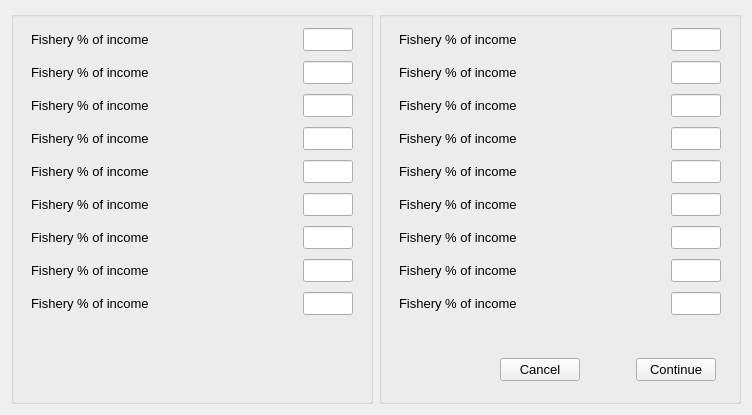
This is oom_st_kitts_nevis/Interview/rec_cpfv.ui in Ecotrust/openoceanmap-desktop as Qt 5 draws it before an edit. The edited form follows.
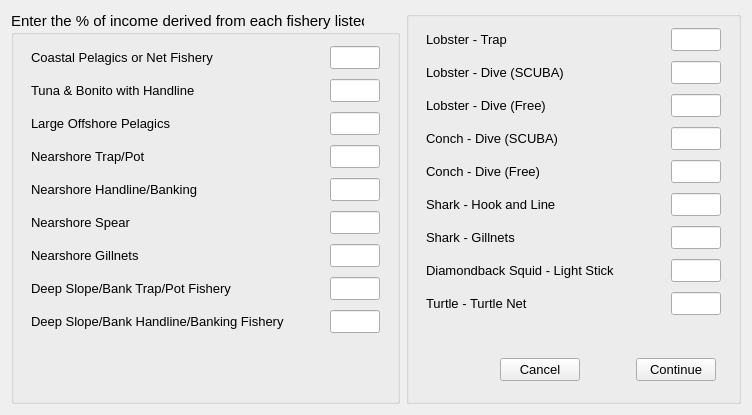
This is the edited form.

Commit message: first pass st kitts fishery names

Diff of the .ui file:
```diff
--- a/oom_st_kitts_nevis/Interview/rec_cpfv.ui
+++ b/oom_st_kitts_nevis/Interview/rec_cpfv.ui
@@ -24,7 +24,7 @@
       </font>
      </property>
      <property name="title" >
-      <string/>
+      <string>Enter the % of income derived from each fishery listed</string>
      </property>
      <layout class="QVBoxLayout" name="verticalLayout_2" >
       <item>
@@ -71,7 +71,7 @@
                </font>
               </property>
               <property name="text" >
-               <string>Fishery % of income</string>
+               <string>Coastal Pelagics or Net Fishery</string>
               </property>
              </widget>
             </item>
@@ -153,7 +153,7 @@
                </font>
               </property>
               <property name="text" >
-               <string>Fishery % of income</string>
+               <string>Tuna &amp; Bonito with Handline</string>
               </property>
              </widget>
             </item>
@@ -235,7 +235,7 @@
                </font>
               </property>
               <property name="text" >
-               <string>Fishery % of income</string>
+               <string>Large Offshore Pelagics</string>
               </property>
              </widget>
             </item>
@@ -317,7 +317,7 @@
                </font>
               </property>
               <property name="text" >
-               <string>Fishery % of income</string>
+               <string>Nearshore Trap/Pot</string>
               </property>
              </widget>
             </item>
@@ -399,7 +399,7 @@
                </font>
               </property>
               <property name="text" >
-               <string>Fishery % of income</string>
+               <string>Nearshore Handline/Banking</string>
               </property>
              </widget>
             </item>
@@ -481,7 +481,7 @@
                </font>
               </property>
               <property name="text" >
-               <string>Fishery % of income</string>
+               <string>Nearshore Spear</string>
               </property>
              </widget>
             </item>
@@ -563,7 +563,7 @@
                </font>
               </property>
               <property name="text" >
-               <string>Fishery % of income</string>
+               <string>Nearshore Gillnets</string>
               </property>
              </widget>
             </item>
@@ -645,7 +645,7 @@
                </font>
               </property>
               <property name="text" >
-               <string>Fishery % of income</string>
+               <string>Deep Slope/Bank Trap/Pot Fishery</string>
               </property>
              </widget>
             </item>
@@ -727,7 +727,7 @@
                </font>
               </property>
               <property name="text" >
-               <string>Fishery % of income</string>
+               <string>Deep Slope/Bank Handline/Banking Fishery</string>
               </property>
              </widget>
             </item>
@@ -836,7 +836,7 @@
                </font>
               </property>
               <property name="text" >
-               <string>Fishery % of income</string>
+               <string>Lobster - Trap</string>
               </property>
              </widget>
             </item>
@@ -918,7 +918,7 @@
                </font>
               </property>
               <property name="text" >
-               <string>Fishery % of income</string>
+               <string>Lobster - Dive (SCUBA)</string>
               </property>
              </widget>
             </item>
@@ -1000,7 +1000,7 @@
                </font>
               </property>
               <property name="text" >
-               <string>Fishery % of income</string>
+               <string>Lobster - Dive (Free)</string>
               </property>
              </widget>
             </item>
@@ -1082,7 +1082,7 @@
                </font>
               </property>
               <property name="text" >
-               <string>Fishery % of income</string>
+               <string>Conch - Dive (SCUBA)</string>
               </property>
              </widget>
             </item>
@@ -1164,7 +1164,7 @@
                </font>
               </property>
               <property name="text" >
-               <string>Fishery % of income</string>
+               <string>Conch - Dive (Free)</string>
               </property>
              </widget>
             </item>
@@ -1246,7 +1246,7 @@
                </font>
               </property>
               <property name="text" >
-               <string>Fishery % of income</string>
+               <string>Shark - Hook and Line</string>
               </property>
              </widget>
             </item>
@@ -1328,7 +1328,7 @@
                </font>
               </property>
               <property name="text" >
-               <string>Fishery % of income</string>
+               <string>Shark - Gillnets</string>
               </property>
              </widget>
             </item>
@@ -1410,7 +1410,7 @@
                </font>
               </property>
               <property name="text" >
-               <string>Fishery % of income</string>
+               <string>Diamondback Squid - Light Stick</string>
               </property>
              </widget>
             </item>
@@ -1492,7 +1492,7 @@
                </font>
               </property>
               <property name="text" >
-               <string>Fishery % of income</string>
+               <string>Turtle - Turtle Net</string>
               </property>
              </widget>
             </item>
```
The commit also changes 1 other file.
